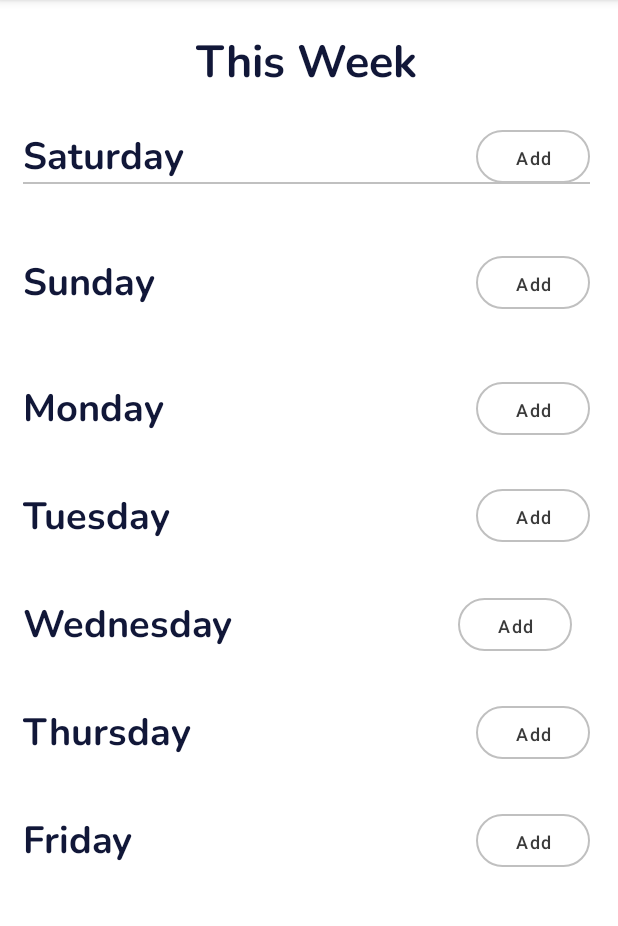
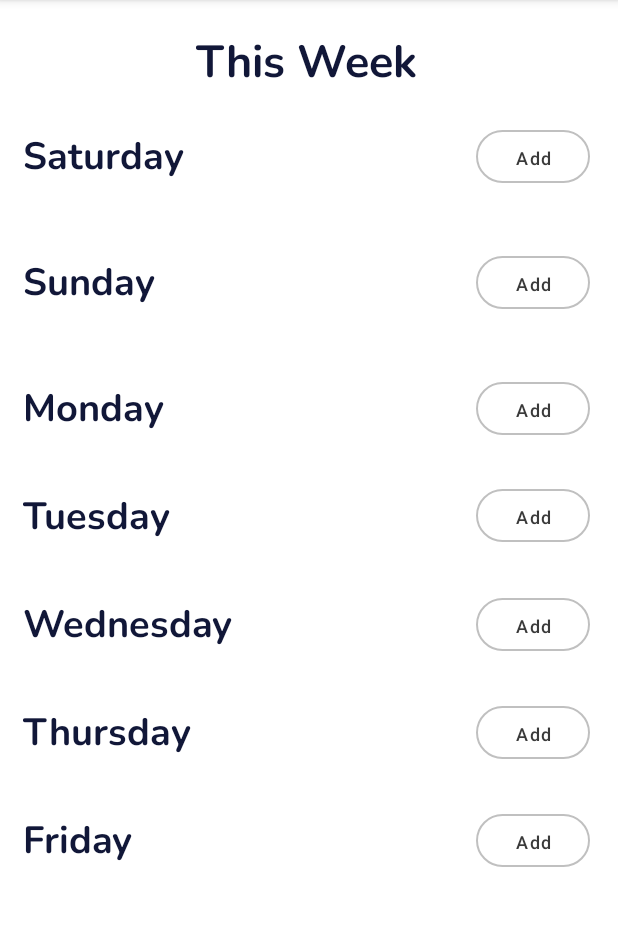
Before and after one commit to Hamed-mohamed-Git/Magnificent_Chef, an Android app: the fragment PlanMealFragment shown on its own in the app's theme, on a phone screen of 412 x 824 dp, the part 84-1010 px from its top. Run offline under Robolectric (Android 15) with nearby library versions, the phone set to English and light mode, and no system bars; Roboto replaces fonts that are not available here.

Commit message:
update:design

```diff
--- a/app/src/main/res/layout/fragment_plan_meal.xml
+++ b/app/src/main/res/layout/fragment_plan_meal.xml
@@ -318,7 +318,6 @@
             android:id="@+id/btn_wednesday_add"
             android:layout_width="76dp"
             android:layout_height="35dp"
-            android:layout_marginEnd="12dp"
             android:background="@drawable/check_button_card_background"
             android:text="@string/add"
             android:textAllCaps="false"
@@ -346,18 +345,6 @@
             tools:ignore="TouchTargetSizeCheck,TouchTargetSizeCheck" />
 
         <View
-            android:id="@+id/view5"
-            android:layout_width="0dp"
-            android:layout_height="1dp"
-            android:background="@color/strokeForEDT"
-            app:layout_constraintBottom_toBottomOf="@+id/btn_saturday_add"
-            app:layout_constraintEnd_toStartOf="@+id/guideline13"
-            app:layout_constraintHorizontal_bias="0.0"
-            app:layout_constraintStart_toStartOf="@+id/guideline12"
-            app:layout_constraintTop_toBottomOf="@+id/textView18"
-            app:layout_constraintVertical_bias="0.0" />
-
-        <View
             android:id="@+id/view7"
             android:layout_width="0dp"
             android:layout_height="1dp"
```
